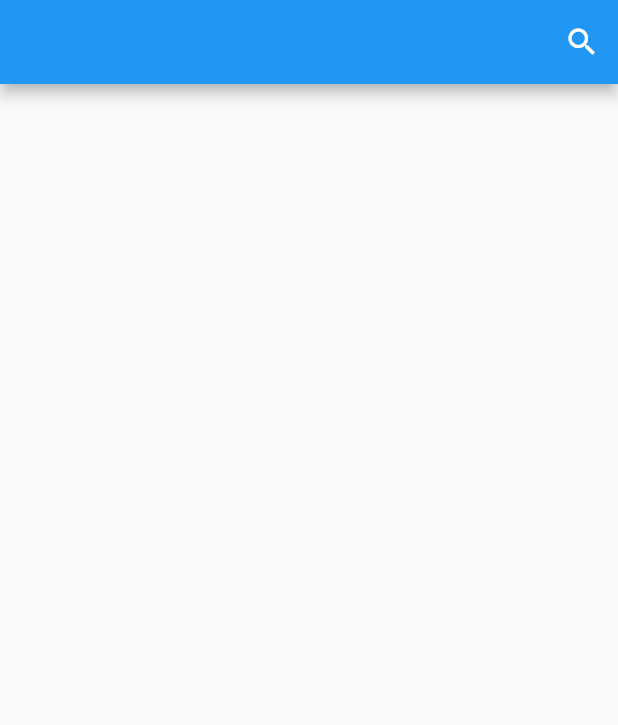
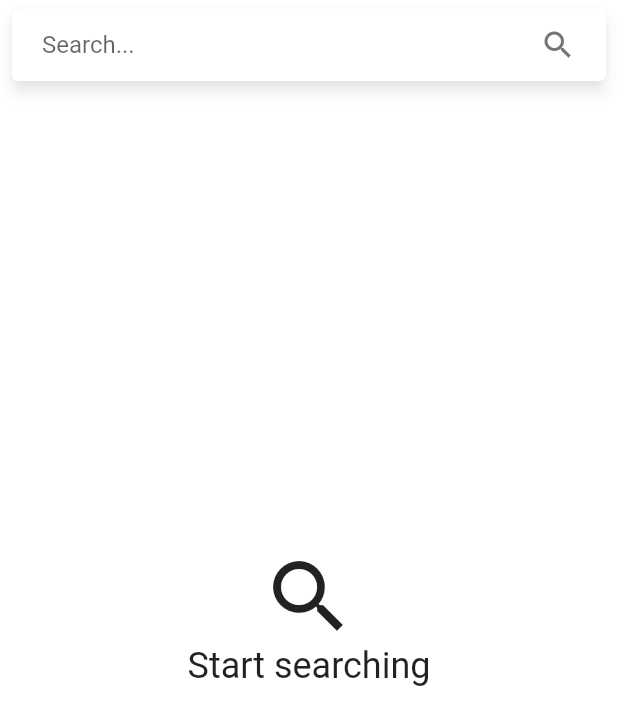
Before and after one commit to HhmedHesham/search_delegate, a Flutter app: the screen it shows after launch, on a phone screen of 412 x 824 dp. Shown: the top 725 px of the screen. Run offline on Flutter 3.47's test engine with Material 2 defaults, Android fonts, the phone set to English and light mode, and no system bars; drawn by our look-alikes of material_floating_search_bar.

Commit message:
advanced search need to be modified RESOCODER

```diff
--- a/lib/main.dart
+++ b/lib/main.dart
@@ -1,4 +1,5 @@
 import 'package:flutter/material.dart';
+import 'package:material_floating_search_bar/material_floating_search_bar.dart';
 
 void main() => runApp(const MySearchApp());
 
@@ -7,30 +8,138 @@ class MySearchApp extends StatelessWidget {
 
   @override
   Widget build(BuildContext context) {
-    return MaterialApp(
+    return const MaterialApp(
       home: MyHomePage(),
     );
   }
 }
 
-class MyHomePage extends StatelessWidget {
+class MyHomePage extends StatefulWidget {
   const MyHomePage({Key? key}) : super(key: key);
 
   @override
+  State<MyHomePage> createState() => _MyHomePageState();
+}
+
+class _MyHomePageState extends State<MyHomePage> {
+  static const historyLength = 5;
+
+  List<String> searchHistory = [
+    "hello there",
+    "sorry I cant",
+    "no proplem with this",
+    "hell yeaah",
+    "dad",
+    "dd",
+    "d",
+    "lol"
+  ];
+  @override
+  void dispose() {
+    controller!.dispose();
+    super.dispose();
+  }
+
+  List<String>? filteredSearchHistory;
+  FloatingSearchBarController? controller;
+  String? selectedTerm;
+
+// filter the terms that start with the "filter" string
+  List<String> filterSearchTerms({@required String? filter}) {
+    if (filter != null && filter.isNotEmpty) {
+      // if filters contain more than letter then return the terms that started with thoses letters
+      return searchHistory.reversed
+          .where((term) => term.startsWith(filter))
+          .toList();
+    } else {
+      // else return the the whole search history
+      return searchHistory.reversed.toList();
+    }
+  }
+
+// implement the least recently used algorithm
+  void addSearchTerm(String term) {
+    if (searchHistory.contains(term)) {
+      putSearchTermFirst(term);
+      return;
+    }
+    searchHistory.add(term);
+    if (searchHistory.length > historyLength) {
+      searchHistory.removeRange(0, searchHistory.length - historyLength);
+    }
+    // we change the
+    filteredSearchHistory = filterSearchTerms(filter: null);
+  }
+
+  void deleteSearchTerm(String term) {
+    searchHistory.removeWhere((t) => t == term);
+    // update the filteredSearchHistory
+    filteredSearchHistory = filterSearchTerms(filter: null);
+  }
+
+  void putSearchTermFirst(String term) {
+    deleteSearchTerm(term);
+    addSearchTerm(term);
+  }
+
+  @override
+  void initState() {
+    // reversed search history
+    controller = FloatingSearchBarController();
+
+    filteredSearchHistory = filterSearchTerms(filter: null);
+    super.initState();
+  }
+
+  @override
   Widget build(BuildContext context) {
-    return Scaffold(
-      appBar: AppBar(
-        actions: [
-          IconButton(
-              onPressed: () {
-                // give it the context and SearchDelgateClass u will create
-                showSearch(
-                  context: context,
-                  delegate: CustomSearchDelegate(),
-                );
-              },
-              icon: Icon(Icons.search)),
-        ],
+    return FloatingSearchBar(
+      controller: controller,
+      body: SearchResultsListView(
+        searchTerm: selectedTerm,
+      ),
+      builder: (BuildContext context, Animation<double> transition) {
+        return Container();
+      },
+    );
+  }
+}
+
+class SearchResultsListView extends StatelessWidget {
+  final String? searchTerm;
+
+  const SearchResultsListView({
+    Key? key,
+    @required this.searchTerm,
+  }) : super(key: key);
+
+  @override
+  Widget build(BuildContext context) {
+    if (searchTerm == null) {
+      return Center(
+        child: Column(
+          mainAxisSize: MainAxisSize.min,
+          children: [
+            Icon(
+              Icons.search,
+              size: 64,
+            ),
+            Text(
+              'Start searching',
+              style: Theme.of(context).textTheme.headline5,
+            )
+          ],
+        ),
+      );
+    }
+
+    return ListView(
+      children: List.generate(
+        50,
+        (index) => ListTile(
+          title: Text('$searchTerm search result'),
+          subtitle: Text(index.toString()),
+        ),
       ),
     );
   }
@@ -48,6 +157,7 @@ class CustomSearchDelegate extends SearchDelegate {
     "d",
     "lol"
   ];
+
   @override
   List<Widget>? buildActions(BuildContext context) {
     return [
--- a/pubspec.yaml
+++ b/pubspec.yaml
@@ -34,6 +34,7 @@ dependencies:
   # The following adds the Cupertino Icons font to your application.
   # Use with the CupertinoIcons class for iOS style icons.
   cupertino_icons: ^1.0.2
+  material_floating_search_bar: ^0.3.6
 
 dev_dependencies:
   flutter_test:
```
Also changed, not shown: pubspec.lock.
